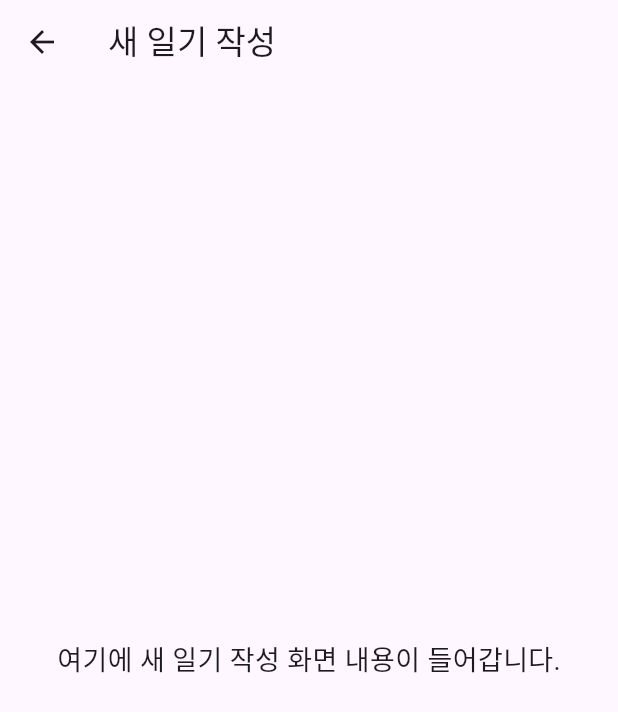
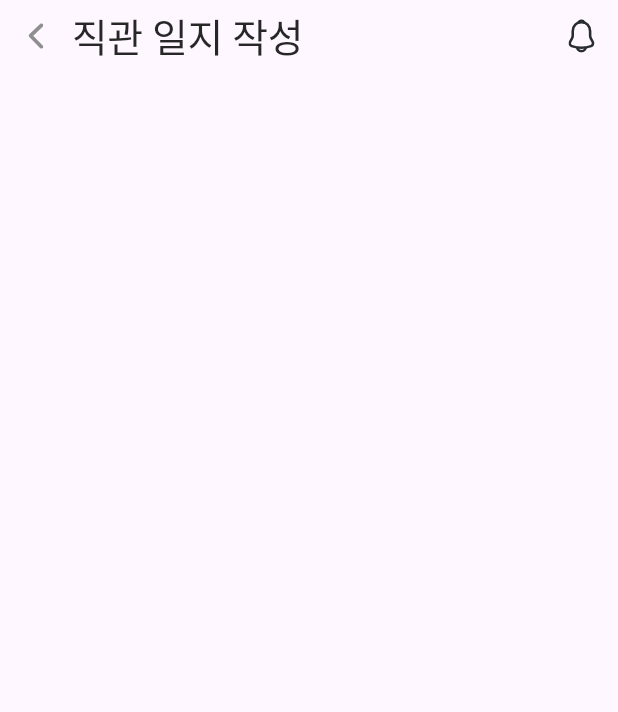
Before and after one commit to InningLog/InningLog_FE, a Flutter app: the AddDiaryPage screen opened directly, on a phone screen of 412 x 824 dp. Shown: the top 712 px of the screen. Run offline on Flutter 3.47's test engine with Material 3 defaults, Android fonts, the phone set to English and light mode, and no system bars; our stand-ins replace flutter_svg, table_calendar; Roboto replaces fonts that are missing (MBC1961GulimOTF).

Commit message:
직관일지 버튼 연결

```diff
--- a/lib/screens/add_diary_page.dart
+++ b/lib/screens/add_diary_page.dart
@@ -1,4 +1,5 @@
 import 'package:flutter/material.dart';
+import 'package:flutter_svg/flutter_svg.dart';  // SvgPicture 쓸 때 필요
 
 class AddDiaryPage extends StatelessWidget {
   const AddDiaryPage({super.key});
@@ -6,13 +7,53 @@ class AddDiaryPage extends StatelessWidget {
   @override
   Widget build(BuildContext context) {
     return Scaffold(
-      appBar: AppBar(
-        title: const Text('새 일기 작성'),
-      ),
-      body: const Center(
-        child: Text(
-          '여기에 새 일기 작성 화면 내용이 들어갑니다.',
-          style: TextStyle(fontSize: 18),
+      body: SafeArea(
+        child: Padding(
+          padding: const EdgeInsets.symmetric(horizontal: 0),
+          child: Row(
+            children: [
+              // 뒤로가기 버튼 (왼쪽 여백 줄이기)
+              Padding(
+                padding: const EdgeInsets.only(left: 0), // 여백 조정 가능
+                child: IconButton(
+                  icon: SvgPicture.asset(
+                    'assets/icons/back_but.svg',
+                    width: 10,
+                    height: 20,
+                  ),
+                  onPressed: () {
+                    Navigator.pop(context);
+                  },
+                ),
+              ),
+              // 글씨 (약간 오른쪽으로 밀기)
+              Padding(
+                padding: const EdgeInsets.only(left: 0), // 글씨 왼쪽 padding 추가
+                child: const Text(
+                  '직관 일지 작성',
+                  style: TextStyle(
+                    fontSize: 26,
+                    fontWeight: FontWeight.w400,
+                    letterSpacing: -0.26,
+                    color: Color(0xFF272727),
+                    fontFamily: 'MBC1961GulimOTF',
+                    textBaseline: TextBaseline.alphabetic,
+                  ),
+                ),
+              ),
+              const Spacer(),
+              // 알람 버튼
+              IconButton(
+                icon: SvgPicture.asset(
+                  'assets/icons/Alarm.svg',
+                  width: 18.05,
+                ),
+                onPressed: () {
+                  // 알람 버튼 눌렀을 때 동작 (원하면 내용 추가 가능)
+                },
+              ),
+            ],
+          ),
         ),
       ),
     );
--- a/lib/widgets/common_header.dart
+++ b/lib/widgets/common_header.dart
@@ -4,11 +4,14 @@ import 'package:flutter_svg/svg.dart';
 class CommonHeader extends StatelessWidget {
   final String title;
   final VoidCallback? onAlarmPressed;
+  final Widget? leading;   // 추가!
+
 
   const CommonHeader({
     super.key,
     required this.title,
     this.onAlarmPressed,
+    this.leading,          // 추가!
   });
 
   @override
@@ -19,6 +22,8 @@ class CommonHeader extends StatelessWidget {
       alignment: Alignment.center,
       child: Row(
         children: [
+          if (leading != null) leading!,
+          if (leading != null) const SizedBox(width: 8),
           Text(
             title,
             style: const TextStyle(
@@ -34,7 +39,7 @@ class CommonHeader extends StatelessWidget {
           IconButton(
             icon: SvgPicture.asset(
               'assets/icons/Alarm.svg',
-              width: 24,
+              width: 18.05,
             ),
             onPressed: onAlarmPressed ?? () {},
           ),
```
Also changed, not shown: assets/icons/back_but.svg (added).
